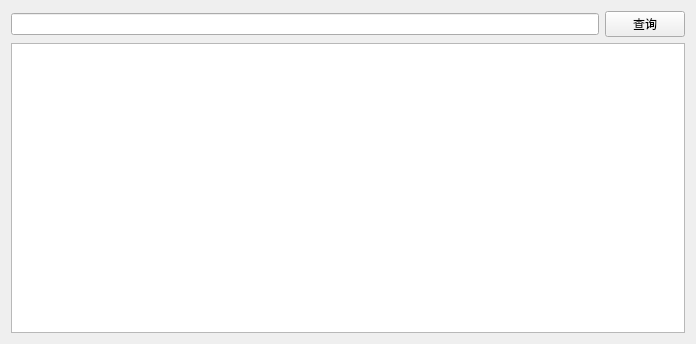
orestonce/ezdict, file ezdict-qt/mainwindow.ui: the form before one commit.
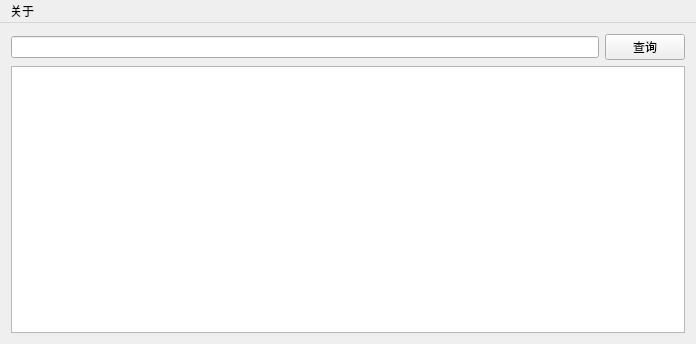
The form after the commit.

Diff of the .ui file:
```diff
--- a/ezdict-qt/mainwindow.ui
+++ b/ezdict-qt/mainwindow.ui
@@ -34,6 +34,28 @@
     </item>
    </layout>
   </widget>
+  <widget class="QMenuBar" name="menuBar">
+   <property name="geometry">
+    <rect>
+     <x>0</x>
+     <y>0</y>
+     <width>696</width>
+     <height>23</height>
+    </rect>
+   </property>
+   <widget class="QMenu" name="menu">
+    <property name="title">
+     <string>关于</string>
+    </property>
+    <addaction name="actionAbout"/>
+   </widget>
+   <addaction name="menu"/>
+  </widget>
+  <action name="actionAbout">
+   <property name="text">
+    <string>关于软件</string>
+   </property>
+  </action>
  </widget>
  <layoutdefault spacing="6" margin="11"/>
  <resources/>
```
